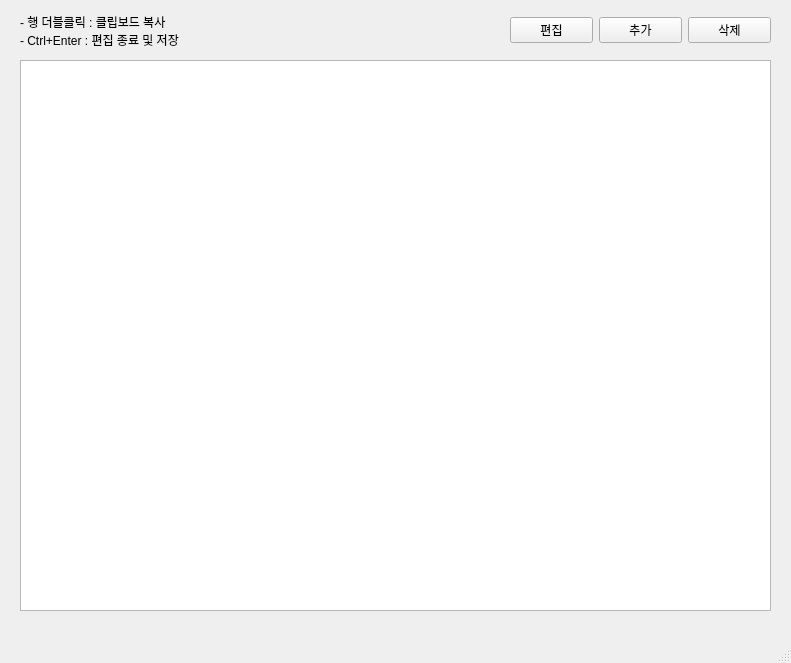
Above: mainWindow.ui from redzisu/memo-py before the change. Below: the same form after it.
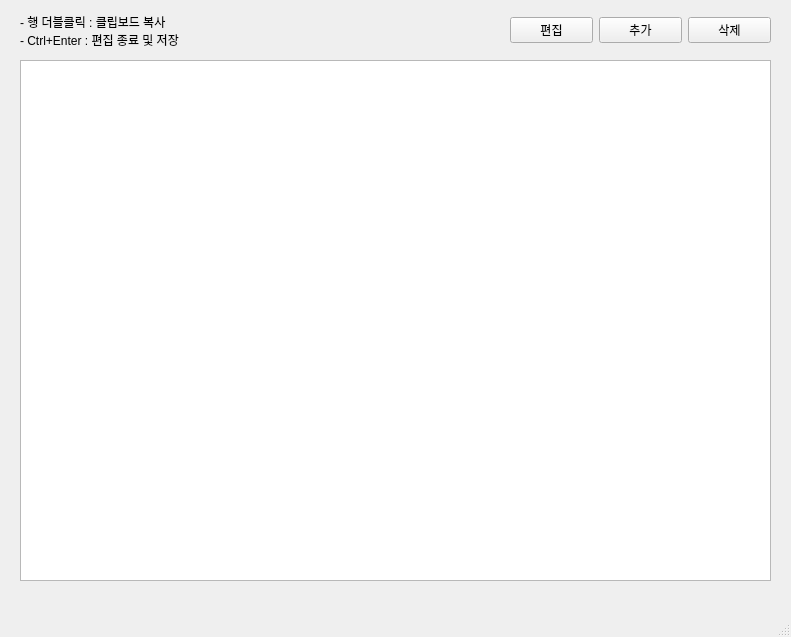
That is the form after the change.

The edit to the form file:
```diff
--- a/mainWindow.ui
+++ b/mainWindow.ui
@@ -7,7 +7,7 @@
     <x>0</x>
     <y>0</y>
     <width>791</width>
-    <height>663</height>
+    <height>637</height>
    </rect>
   </property>
   <property name="windowTitle">
@@ -20,7 +20,7 @@
       <x>20</x>
       <y>60</y>
       <width>751</width>
-      <height>551</height>
+      <height>521</height>
      </rect>
     </property>
     <property name="styleSheet">
```
